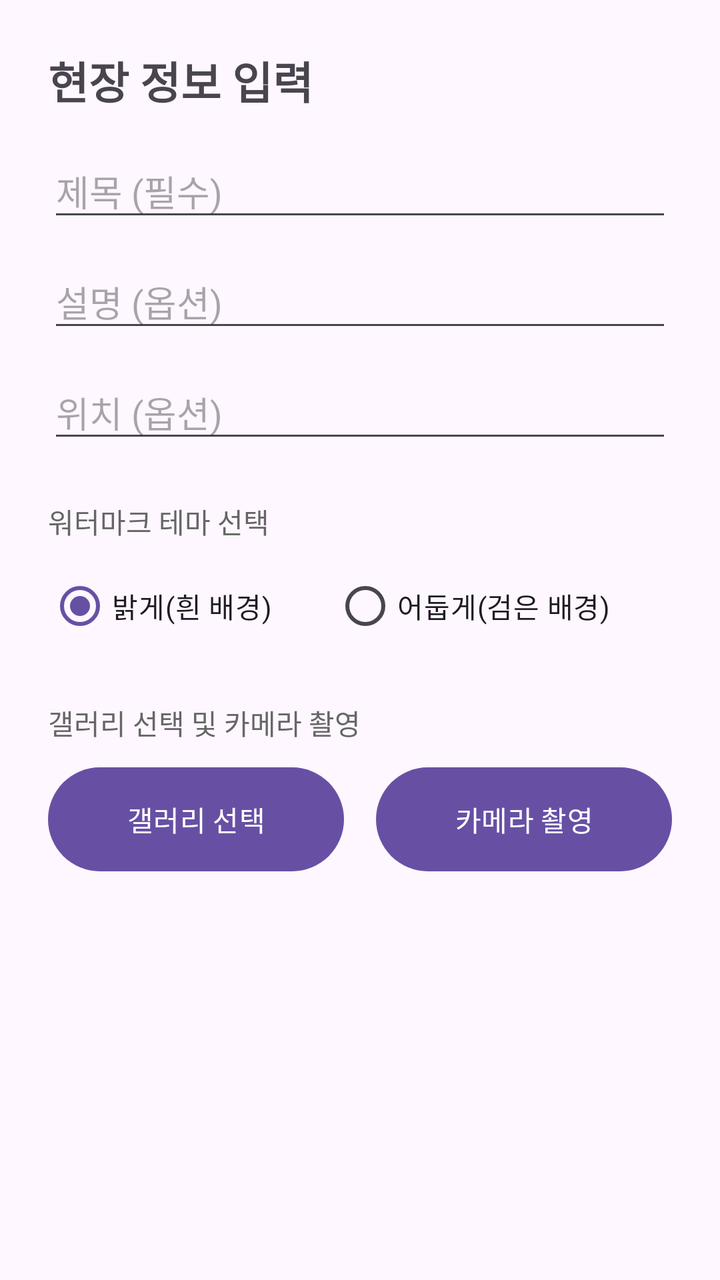
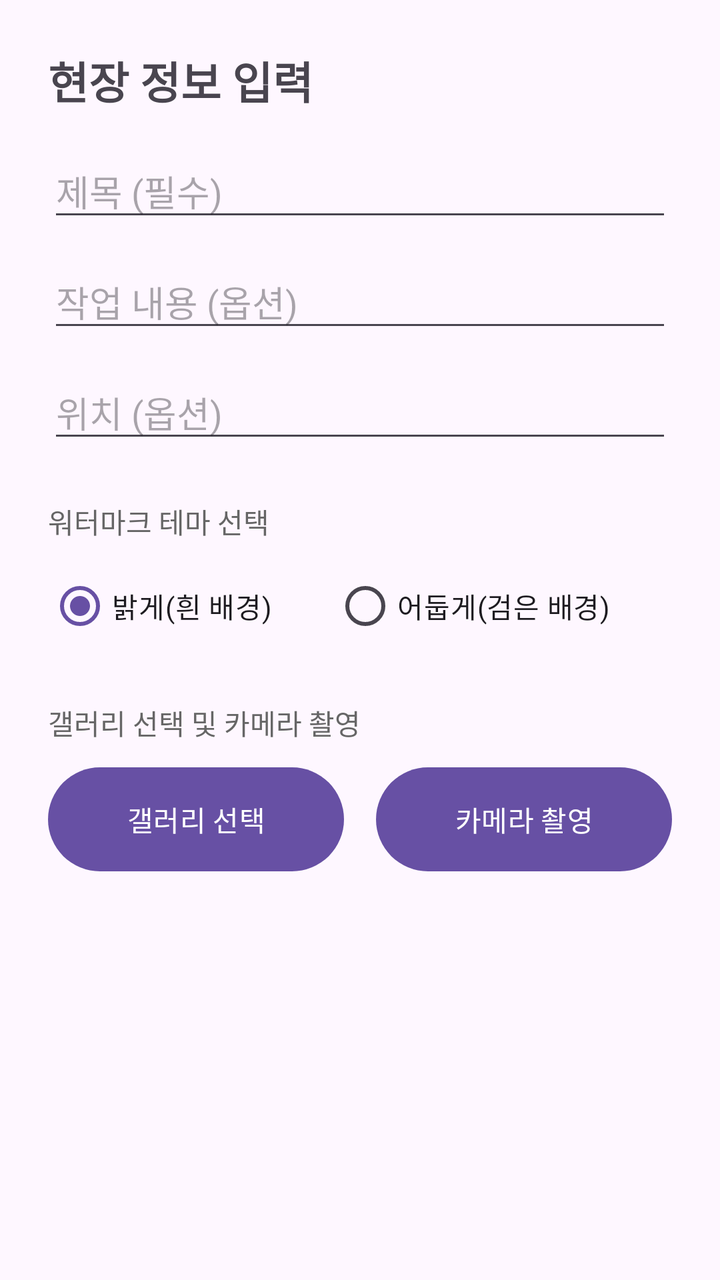

Before-and-after screenshots of an Android layout around one commit, followed by the original layout XML and the change that was made.
<!-- AndroidManifest.xml: application theme Theme.Siteboard -->
<!-- res/layout/activity_sub.xml -->
<?xml version="1.0" encoding="utf-8"?>
<FrameLayout xmlns:android="http://schemas.android.com/apk/res/android"
    android:layout_width="match_parent"
    android:layout_height="match_parent">

    <LinearLayout
        android:layout_width="match_parent"
        android:layout_height="match_parent"
        android:orientation="vertical"
        android:padding="24dp">

        <TextView
            android:layout_width="wrap_content"
            android:layout_height="wrap_content"
            android:text="현장 정보 입력"
            android:textSize="22sp"
            android:textStyle="bold"
            android:layout_marginBottom="16dp"/>

        <EditText android:id="@+id/etTitle" android:layout_width="match_parent" android:layout_height="wrap_content" android:layout_marginBottom="12dp" android:hint="제목 (필수)" />
        <EditText android:id="@+id/etDesc" android:layout_width="match_parent" android:layout_height="wrap_content" android:layout_marginBottom="12dp" android:hint="설명 (옵션)" />

        <EditText android:id="@+id/etLocation" android:layout_width="match_parent" android:layout_height="wrap_content" android:layout_marginBottom="24dp" android:hint="위치 (옵션)" />

        <TextView android:layout_width="wrap_content" android:layout_height="wrap_content" android:text="워터마크 테마 선택" android:textColor="#666666" android:layout_marginBottom="8dp"/>

        <RadioGroup android:id="@+id/rgTheme" android:layout_width="match_parent" android:layout_height="wrap_content" android:orientation="horizontal" android:layout_marginBottom="24dp">
            <RadioButton android:id="@+id/rbLight" android:layout_width="wrap_content" android:layout_height="wrap_content" android:text="밝게(흰 배경)" android:checked="true" android:layout_weight="1"/>
            <RadioButton android:id="@+id/rbDark" android:layout_width="wrap_content" android:layout_height="wrap_content" android:text="어둡게(검은 배경)" android:layout_weight="1"/>
        </RadioGroup>

        <TextView android:layout_width="wrap_content" android:layout_height="wrap_content" android:text="갤러리 선택 및 카메라 촬영" android:textColor="#666666" android:layout_marginBottom="8dp"/>

        <LinearLayout
            android:layout_width="match_parent"
            android:layout_height="wrap_content"
            android:orientation="horizontal">
            <Button android:id="@+id/btnGallery" android:layout_width="0dp" android:layout_height="60dp" android:layout_weight="1" android:layout_marginEnd="8dp" android:text="갤러리 선택" />
            <Button android:id="@+id/btnCamera" android:layout_width="0dp" android:layout_height="60dp" android:layout_weight="1" android:layout_marginStart="8dp" android:text="카메라 촬영" />
        </LinearLayout>

    </LinearLayout>

    <LinearLayout
        android:id="@+id/layoutLoading"
        android:layout_width="match_parent"
        android:layout_height="match_parent"
        android:background="#88000000"
        android:gravity="center"
        android:orientation="vertical"
        android:visibility="gone"
        android:clickable="true"
        android:focusable="true">
        <ProgressBar android:layout_width="wrap_content" android:layout_height="wrap_content" />
        <TextView android:layout_width="wrap_content" android:layout_height="wrap_content" android:text="사진 합성 및 저장 중..." android:textColor="#FFFFFF" android:layout_marginTop="16dp"/>
    </LinearLayout>

</FrameLayout>
<!-- resources referenced by this layout -->
<resources>
  <style name="Theme.Siteboard" parent="Base.Theme.Siteboard" />
  <style name="Base.Theme.Siteboard" parent="Theme.Material3.DayNight.NoActionBar">
          
          
      </style>
</resources>

<!-- the commit's change to res/layout/activity_sub.xml (unified diff, before → after) -->
@@ -18,7 +18,7 @@
             android:layout_marginBottom="16dp"/>
 
         <EditText android:id="@+id/etTitle" android:layout_width="match_parent" android:layout_height="wrap_content" android:layout_marginBottom="12dp" android:hint="제목 (필수)" />
-        <EditText android:id="@+id/etDesc" android:layout_width="match_parent" android:layout_height="wrap_content" android:layout_marginBottom="12dp" android:hint="설명 (옵션)" />
+        <EditText android:id="@+id/etDesc" android:layout_width="match_parent" android:layout_height="wrap_content" android:layout_marginBottom="12dp" android:hint="작업 내용 (옵션)" />
 
         <EditText android:id="@+id/etLocation" android:layout_width="match_parent" android:layout_height="wrap_content" android:layout_marginBottom="24dp" android:hint="위치 (옵션)" />
 
